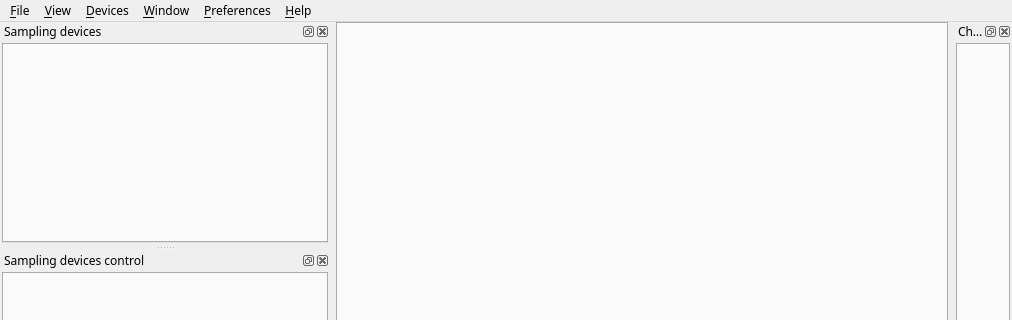
Qt form sdrgui/mainwindow.ui (f4exb/sdrangel) before a commit; both pictures show x 0 to 1012 and y 0 to 320 of the 1012 by 721 pixel window.
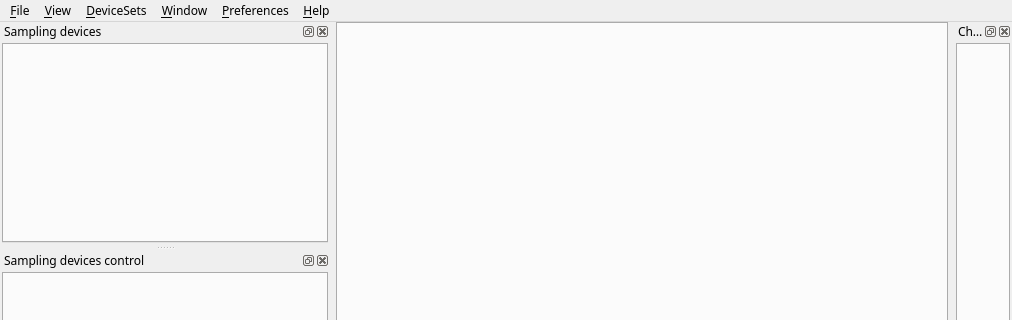
The same form after that commit. Icons and pictures are not drawn. Custom widgets are drawn as their Qt base class.

Commit message: Enforce device set terminology on main window

Diff of the .ui file:
```diff
--- a/sdrgui/mainwindow.ui
+++ b/sdrgui/mainwindow.ui
@@ -98,7 +98,7 @@
      </font>
     </property>
     <property name="title">
-     <string>&amp;Devices</string>
+     <string>&amp;DeviceSets</string>
     </property>
     <addaction name="action_addSourceDevice"/>
     <addaction name="action_addSinkDevice"/>
```
Left out of the diff: 6 changed lines with no effect on the pictures.
